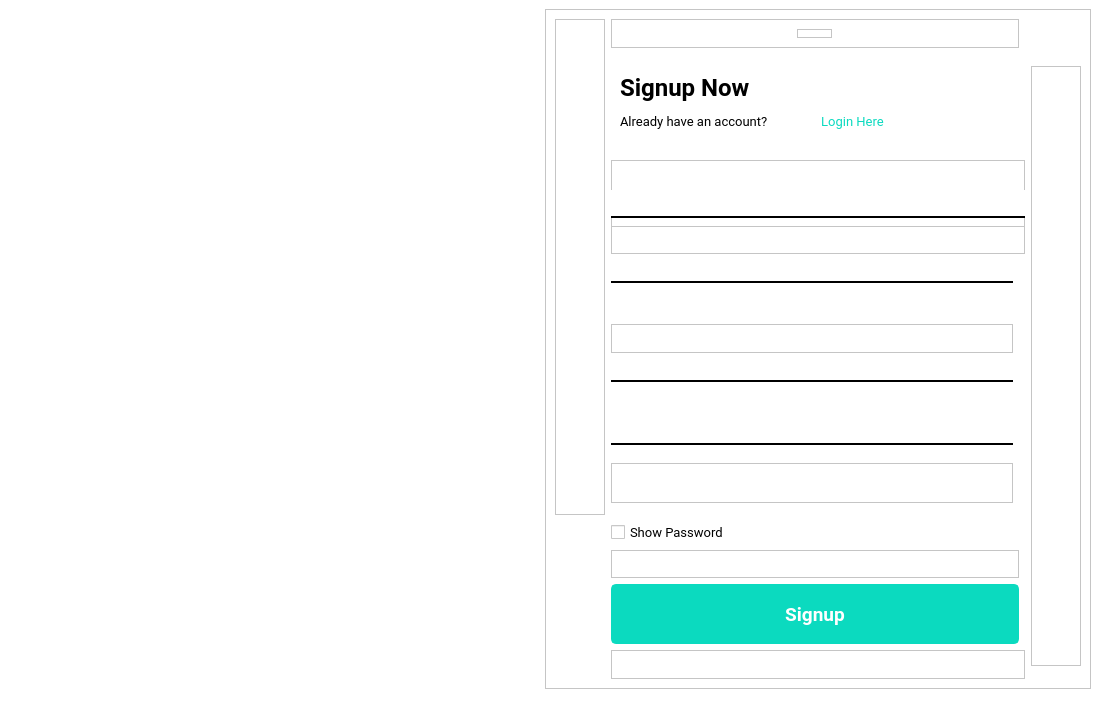
First picture: the form in SignUp-form.ui, repository AmnaSalman23/Hotel-Management-System, before the edit.
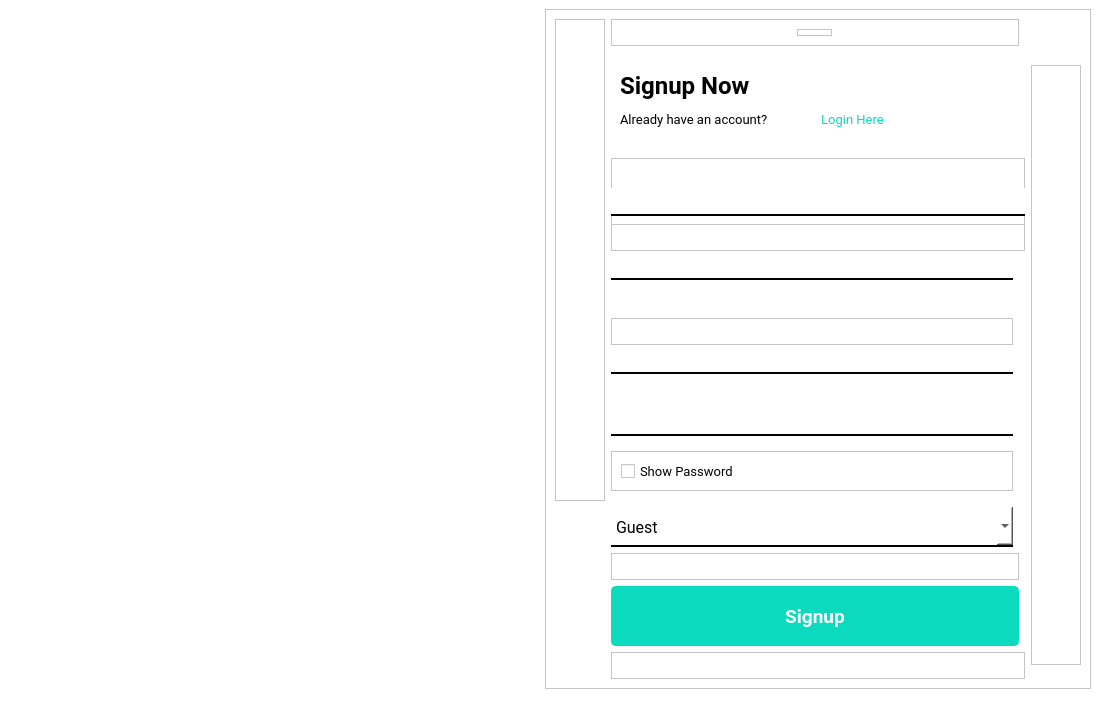
Second picture: the form after the edit. Icons and pictures are not drawn.

What changed in the file:
```diff
--- a/SignUp-form.ui
+++ b/SignUp-form.ui
@@ -117,21 +117,6 @@
          </property>
         </widget>
        </item>
-       <item row="12" column="1" colspan="2">
-        <widget class="QCheckBox" name="showPasswordBtn">
-         <property name="font">
-          <font>
-           <family>Roboto</family>
-           <pointsize>10</pointsize>
-           <weight>50</weight>
-           <bold>false</bold>
-          </font>
-         </property>
-         <property name="text">
-          <string>Show Password</string>
-         </property>
-        </widget>
-       </item>
        <item row="10" column="1" rowspan="2">
         <widget class="QFrame" name="frame_12">
          <property name="maximumSize">
@@ -146,6 +131,23 @@
          <property name="frameShadow">
           <enum>QFrame::Raised</enum>
          </property>
+         <layout class="QGridLayout" name="gridLayout_6">
+          <item row="0" column="0">
+           <widget class="QCheckBox" name="showPasswordBtn">
+            <property name="font">
+             <font>
+              <family>Roboto</family>
+              <pointsize>10</pointsize>
+              <weight>50</weight>
+              <bold>false</bold>
+             </font>
+            </property>
+            <property name="text">
+             <string>Show Password</string>
+            </property>
+           </widget>
+          </item>
+         </layout>
         </widget>
        </item>
        <item row="2" column="1" colspan="3">
@@ -456,6 +458,43 @@
          </property>
         </widget>
        </item>
+       <item row="12" column="1">
+        <widget class="QComboBox" name="signUpRole">
+         <property name="minimumSize">
+          <size>
+           <width>0</width>
+           <height>40</height>
+          </size>
+         </property>
+         <property name="font">
+          <font>
+           <family>Roboto</family>
+           <pointsize>12</pointsize>
+           <weight>50</weight>
+           <bold>false</bold>
+          </font>
+         </property>
+         <property name="styleSheet">
+          <string notr="true">border:none;
+border-bottom:2px solid black;</string>
+         </property>
+         <item>
+          <property name="text">
+           <string>Guest</string>
+          </property>
+         </item>
+         <item>
+          <property name="text">
+           <string>Manager</string>
+          </property>
+         </item>
+         <item>
+          <property name="text">
+           <string>Front Desk</string>
+          </property>
+         </item>
+        </widget>
+       </item>
       </layout>
      </widget>
     </item>
```
